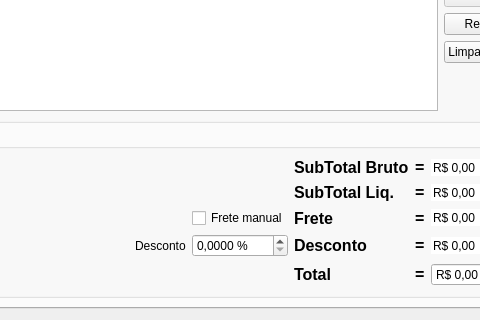
The window that ui/orcamento.ui (lellisls/ERP-STACCATO) describes before a commit, drawn with Qt 5; both pictures show x 687 to 1167 and y 292 to 612 of the 1385 by 612 pixel window.
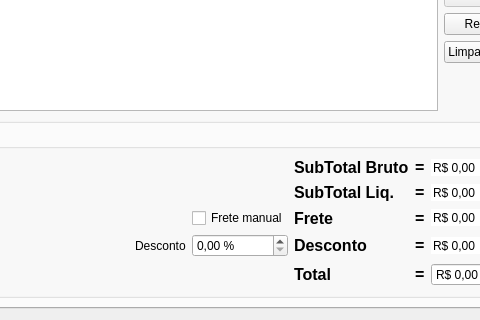
The same window after the commit. Custom widgets are drawn as their Qt base class.

Commit message: Formatação/Refatoração

The edit to the form file:
```diff
--- a/ui/orcamento.ui
+++ b/ui/orcamento.ui
@@ -894,7 +894,7 @@
                <string> %</string>
               </property>
               <property name="decimals">
-               <number>4</number>
+               <number>2</number>
               </property>
               <property name="maximum">
                <double>99.000000000000000</double>
```
The commit also changes 2 other files.
